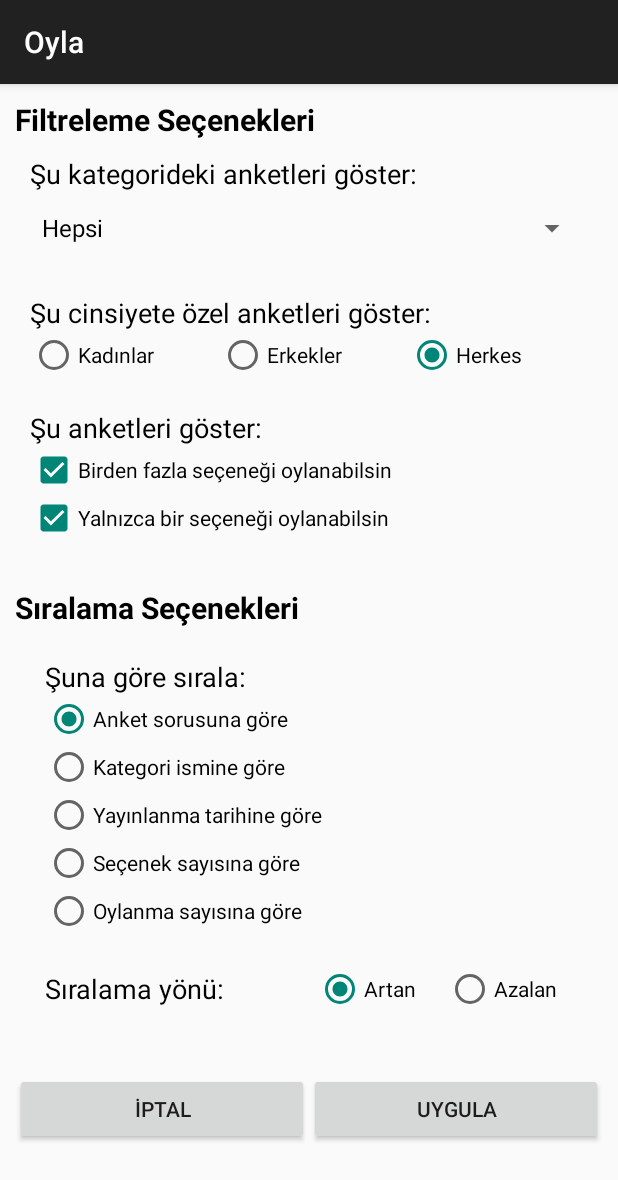
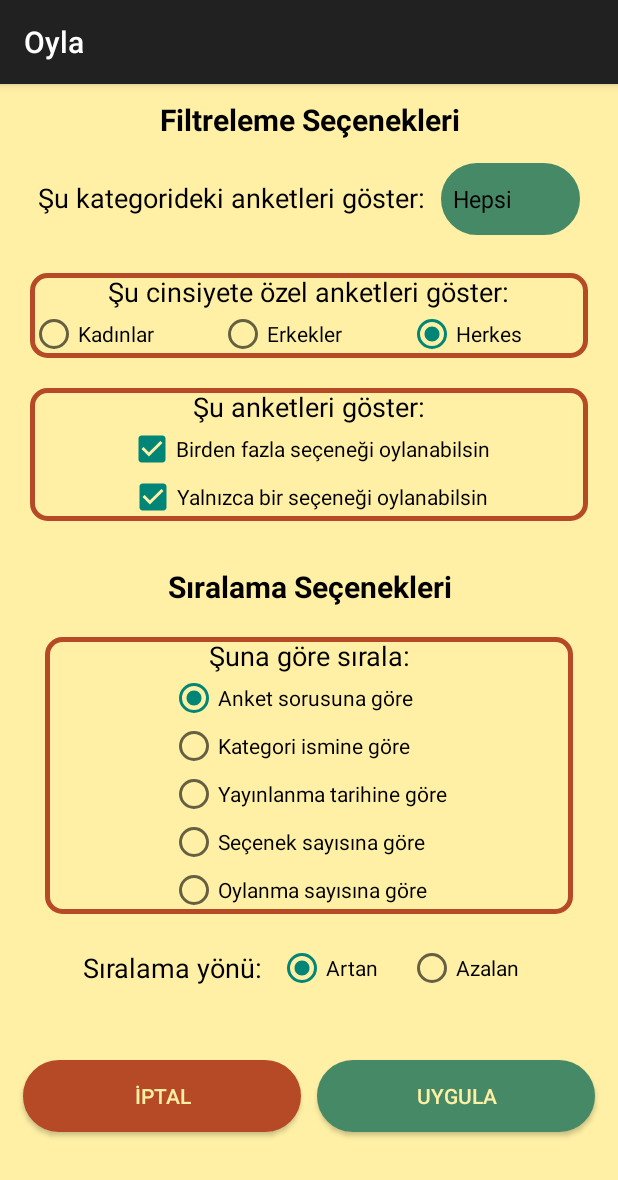
Before and after one commit to noskurt/Oyla, an Android app: the FilterSortActivity screen opened directly, with no data from a screen before it, on a phone screen of 412 x 824 dp. Shown: the top 1180 px of the screen. Run offline under Robolectric (Android 15) with nearby library versions, the phone set to English and light mode, and no system bars; our stand-ins replace Firebase (no records; nobody signed in at launch, a user with empty details on screens opened directly).

Commit message:
FilterSort designed

```diff
--- a/app/src/main/res/layout/activity_account.xml
+++ b/app/src/main/res/layout/activity_account.xml
@@ -1,6 +1,5 @@
 <?xml version="1.0" encoding="utf-8"?>
-<RelativeLayout
-    xmlns:android="http://schemas.android.com/apk/res/android"
+<RelativeLayout xmlns:android="http://schemas.android.com/apk/res/android"
     xmlns:tools="http://schemas.android.com/tools"
     android:layout_width="match_parent"
     android:layout_height="match_parent"
@@ -33,7 +32,7 @@
                     android:layout_height="wrap_content"
                     android:layout_alignParentStart="true"
                     android:layout_margin="10dp"
-                    android:background="@drawable/border_1"
+                    android:background="@drawable/border_2"
                     android:orientation="horizontal">
 
                     <TextView
@@ -45,7 +44,8 @@
                         android:layout_margin="10dp"
                         android:text="@string/text_emailAddress"
                         android:textColor="@android:color/black"
-                        android:textSize="8pt" />
+                        android:textSize="8pt"
+                        android:textStyle="bold" />
 
                     <TextView
                         android:id="@+id/txtEmailAccount"
@@ -65,13 +65,14 @@
                     android:layout_height="wrap_content"
                     android:layout_below="@+id/rlEmail"
                     android:layout_margin="10dp"
-                    android:background="@drawable/border_1"
+                    android:background="@drawable/border_2"
                     android:descendantFocusability="beforeDescendants"
                     android:focusableInTouchMode="true"
                     android:orientation="horizontal">
 
                     <TextView
                         android:id="@+id/txtUserNameLabelAccount"
+
                         android:layout_width="wrap_content"
                         android:layout_height="wrap_content"
                         android:layout_alignParentStart="true"
@@ -79,7 +80,8 @@
                         android:layout_margin="10dp"
                         android:text="@string/text_userName"
                         android:textColor="@android:color/black"
-                        android:textSize="8pt" />
+                        android:textSize="8pt"
+                        android:textStyle="bold" />
 
                     <EditText
                         android:id="@+id/txtUserNameAccount"
@@ -98,11 +100,12 @@
                     android:layout_height="wrap_content"
                     android:layout_below="@+id/rlUserName"
                     android:layout_margin="10dp"
-                    android:background="@drawable/border_1"
+                    android:background="@drawable/border_2"
                     android:orientation="horizontal">
 
                     <TextView
                         android:id="@+id/txtBirthDateLabelAccount"
+
                         android:layout_width="wrap_content"
                         android:layout_height="wrap_content"
                         android:layout_alignParentStart="true"
@@ -110,7 +113,8 @@
                         android:layout_margin="10dp"
                         android:text="@string/text_birthDate"
                         android:textColor="@android:color/black"
-                        android:textSize="8pt" />
+                        android:textSize="8pt"
+                        android:textStyle="bold" />
 
                     <EditText
                         android:id="@+id/txtBirthDateAccount"
@@ -130,7 +134,7 @@
                     android:layout_height="wrap_content"
                     android:layout_below="@+id/rlBirthDate"
                     android:layout_margin="10dp"
-                    android:background="@drawable/border_1"
+                    android:background="@drawable/border_2"
                     android:orientation="horizontal">
 
                     <TextView
@@ -142,15 +146,16 @@
                         android:layout_margin="10dp"
                         android:text="@string/text_cityAccount"
                         android:textColor="@android:color/black"
-                        android:textSize="8pt" />
+                        android:textSize="8pt"
+                        android:textStyle="bold" />
 
                     <Spinner
                         android:id="@+id/spinnerCityAccount"
-                        android:layout_width="match_parent"
+                        android:layout_width="wrap_content"
                         android:layout_height="wrap_content"
                         android:layout_alignParentEnd="true"
                         android:layout_centerVertical="true"
-                        android:layout_toEndOf="@+id/txtCityLabelAccount" />
+                        android:layout_margin="10dp" />
 
                 </RelativeLayout>
 
--- a/app/src/main/res/layout/activity_filter_sort.xml
+++ b/app/src/main/res/layout/activity_filter_sort.xml
@@ -1,9 +1,9 @@
 <?xml version="1.0" encoding="utf-8"?>
-<ScrollView
-    xmlns:android="http://schemas.android.com/apk/res/android"
+<ScrollView xmlns:android="http://schemas.android.com/apk/res/android"
     xmlns:tools="http://schemas.android.com/tools"
     android:layout_width="match_parent"
     android:layout_height="match_parent"
+    android:background="@color/kulerColor2"
     android:orientation="vertical"
     tools:context="com.ygznsl.noskurt.oyla.FilterSortActivity">
 
@@ -23,27 +23,31 @@
                 android:layout_width="match_parent"
                 android:layout_height="wrap_content"
                 android:text="@string/text_filterOptions"
+                android:textAlignment="center"
                 android:textColor="@android:color/black"
                 android:textSize="9pt"
-                android:textStyle="bold"/>
+                android:textStyle="bold" />
 
             <LinearLayout
                 android:layout_width="match_parent"
                 android:layout_height="wrap_content"
                 android:layout_margin="10dp"
-                android:orientation="vertical">
+                android:orientation="horizontal">
 
                 <TextView
-                    android:layout_width="match_parent"
+                    android:layout_width="wrap_content"
                     android:layout_height="wrap_content"
+                    android:layout_margin="5dp"
                     android:text="@string/text_filterOptionCategory"
                     android:textColor="@android:color/black"
-                    android:textSize="8pt"/>
+                    android:textSize="8pt" />
 
                 <Spinner
                     android:id="@+id/spinnerPollCategoryFilterSort"
-                    android:layout_width="match_parent"
-                    android:layout_height="wrap_content">
+                    android:layout_width="wrap_content"
+                    android:layout_height="wrap_content"
+                    android:layout_margin="5dp"
+                    android:background="@drawable/btn_colored2">
 
                 </Spinner>
 
@@ -53,14 +57,16 @@
                 android:layout_width="match_parent"
                 android:layout_height="wrap_content"
                 android:layout_margin="10dp"
+                android:background="@drawable/border_2"
                 android:orientation="vertical">
 
                 <TextView
                     android:layout_width="wrap_content"
                     android:layout_height="wrap_content"
+                    android:layout_gravity="center"
                     android:text="@string/text_filterOptionGender"
                     android:textColor="@android:color/black"
-                    android:textSize="8pt"/>
+                    android:textSize="8pt" />
 
                 <RadioGroup
                     android:layout_width="match_parent"
@@ -97,26 +103,30 @@
                 android:layout_width="match_parent"
                 android:layout_height="wrap_content"
                 android:layout_margin="10dp"
+                android:background="@drawable/border_2"
                 android:orientation="vertical">
 
                 <TextView
                     android:layout_width="wrap_content"
                     android:layout_height="wrap_content"
+                    android:layout_gravity="center"
                     android:text="@string/text_filterOptionMultiple"
                     android:textColor="@android:color/black"
-                    android:textSize="8pt"/>
+                    android:textSize="8pt" />
 
                 <CheckBox
                     android:id="@+id/chkMultipleYesFilterSort"
-                    android:layout_width="match_parent"
+                    android:layout_width="wrap_content"
                     android:layout_height="wrap_content"
+                    android:layout_gravity="center"
                     android:checked="true"
                     android:text="@string/text_filterOptionMultipleYes" />
 
                 <CheckBox
                     android:id="@+id/chkMultipleNoFilterSort"
-                    android:layout_width="match_parent"
+                    android:layout_width="wrap_content"
                     android:layout_height="wrap_content"
+                    android:layout_gravity="center"
                     android:checked="true"
                     android:text="@string/text_filterOptionMultipleNo" />
 
@@ -135,9 +145,10 @@
                 android:layout_width="match_parent"
                 android:layout_height="wrap_content"
                 android:text="@string/text_sortOptions"
+                android:textAlignment="center"
                 android:textColor="@android:color/black"
                 android:textSize="9pt"
-                android:textStyle="bold"/>
+                android:textStyle="bold" />
 
             <LinearLayout
                 android:layout_width="match_parent"
@@ -149,75 +160,76 @@
                     android:layout_width="match_parent"
                     android:layout_height="wrap_content"
                     android:layout_margin="10dp"
+                    android:background="@drawable/border_2"
                     android:orientation="vertical">
 
                     <TextView
                         android:layout_width="match_parent"
                         android:layout_height="wrap_content"
                         android:text="@string/text_sortOptionAccordingTo"
+                        android:textAlignment="center"
                         android:textColor="@android:color/black"
-                        android:textSize="8pt"/>
+                        android:textSize="8pt" />
 
                     <RadioGroup
-                        android:layout_width="match_parent"
-                        android:layout_height="wrap_content">
+                        android:layout_width="wrap_content"
+                        android:layout_height="wrap_content"
+                        android:layout_gravity="center">
 
                         <RadioButton
                             android:id="@+id/radioSortByPollTitleFilterSort"
                             android:layout_width="match_parent"
                             android:layout_height="wrap_content"
                             android:checked="true"
-                            android:text="@string/text_sortOptionPollTitle"/>
+                            android:text="@string/text_sortOptionPollTitle" />
 
                         <RadioButton
                             android:id="@+id/radioSortByCategoryNameFilterSort"
                             android:layout_width="match_parent"
                             android:layout_height="wrap_content"
-                            android:text="@string/text_sortOptionCategoryName"/>
+                            android:text="@string/text_sortOptionCategoryName" />
 
                         <RadioButton
                             android:id="@+id/radioSortByPublishDateFilterSort"
                             android:layout_width="match_parent"
                             android:layout_height="wrap_content"
-                            android:text="@string/text_sortOptionPublishDate"/>
+                            android:text="@string/text_sortOptionPublishDate" />
 
                         <RadioButton
                             android:id="@+id/radioSortByOptionCountFilterSort"
                             android:layout_width="match_parent"
                             android:layout_height="wrap_content"
-                            android:text="@string/text_sortOptionPollOptionCount"/>
+                            android:text="@string/text_sortOptionPollOptionCount" />
 
                         <RadioButton
                             android:id="@+id/radioSortByVoteCountFilterSort"
                             android:layout_width="match_parent"
                             android:layout_height="wrap_content"
-                            android:text="@string/text_sortOptionVoteCount"/>
+                            android:text="@string/text_sortOptionVoteCount" />
 
                     </RadioGroup>
 
                 </LinearLayout>
 
-                <RelativeLayout
-                    android:layout_width="match_parent"
+                <LinearLayout
+                    android:layout_width="wrap_content"
                     android:layout_height="wrap_content"
+                    android:layout_gravity="center"
                     android:layout_margin="10dp"
                     android:orientation="horizontal">
 
                     <TextView
                         android:layout_width="wrap_content"
                         android:layout_height="wrap_content"
-                        android:layout_alignParentStart="true"
-                        android:layout_centerVertical="true"
-                        android:layout_toStartOf="@+id/radioGroupSortOrderFilterSort"
+                        android:layout_gravity="center"
                         android:text="@string/text_sortOptionSortOrder"
                         android:textColor="@android:color/black"
-                        android:textSize="8pt"/>
+                        android:textSize="8pt" />
 
                     <RadioGroup
                         android:id="@+id/radioGroupSortOrderFilterSort"
                         android:layout_width="wrap_content"
                         android:layout_height="wrap_content"
-                        android:layout_alignParentEnd="true"
                         android:orientation="horizontal">
 
                         <RadioButton
@@ -228,7 +240,7 @@
                             android:layout_marginStart="10dp"
                             android:layout_weight="0.5"
                             android:checked="true"
-                            android:text="@string/text_sortOptionAscending"/>
+                            android:text="@string/text_sortOptionAscending" />
 
                         <RadioButton
                             android:id="@+id/radioDescendingFilterSort"
@@ -237,11 +249,11 @@
                             android:layout_marginEnd="10dp"
                             android:layout_marginStart="10dp"
                             android:layout_weight="0.5"
-                            android:text="@string/text_sortOptionDescending"/>
+                            android:text="@string/text_sortOptionDescending" />
 
                     </RadioGroup>
 
-                </RelativeLayout>
+                </LinearLayout>
 
             </LinearLayout>
 
@@ -258,15 +270,21 @@
                 android:id="@+id/btnCancelFilterSort"
                 android:layout_width="wrap_content"
                 android:layout_height="wrap_content"
+                android:layout_margin="5dp"
                 android:layout_weight="0.5"
-                android:text="@string/text_btnCancel" />
+                android:background="@drawable/btn_colored1"
+                android:text="@string/text_btnCancel"
+                android:textColor="@color/kulerColor2" />
 
             <Button
                 android:id="@+id/btnApplyFilterSort"
                 android:layout_width="wrap_content"
                 android:layout_height="wrap_content"
+                android:layout_margin="5dp"
                 android:layout_weight="0.5"
-                android:text="@string/text_btnApply" />
+                android:background="@drawable/btn_colored2"
+                android:text="@string/text_btnApply"
+                android:textColor="@color/kulerColor2" />
 
         </LinearLayout>
 
```
